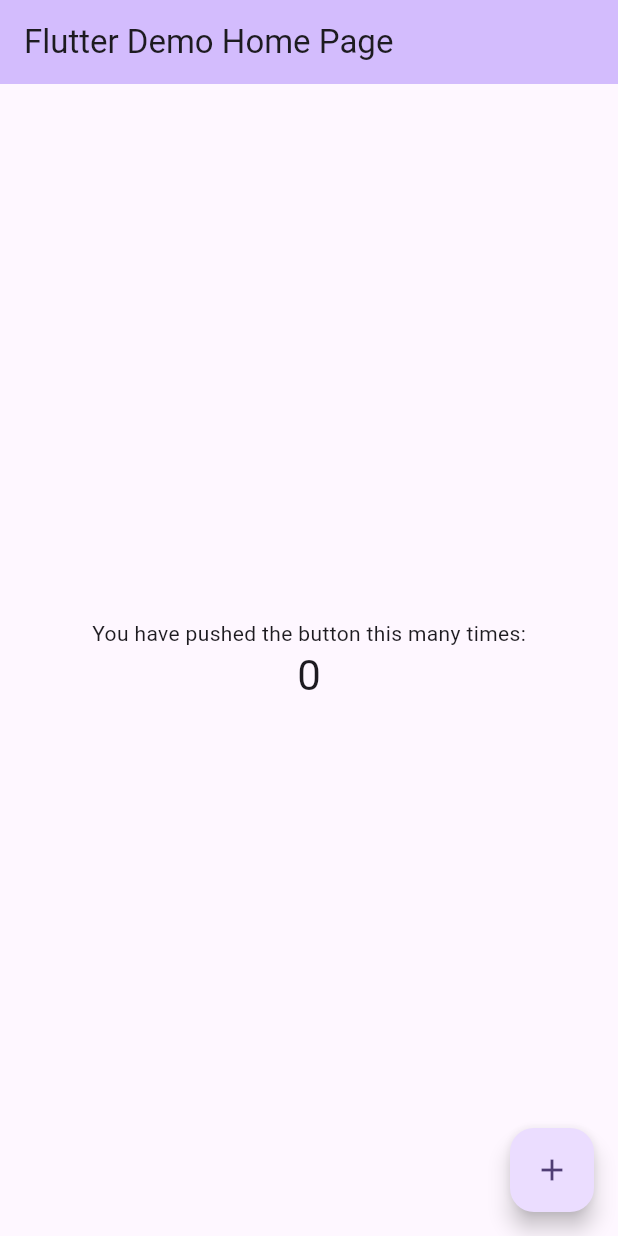
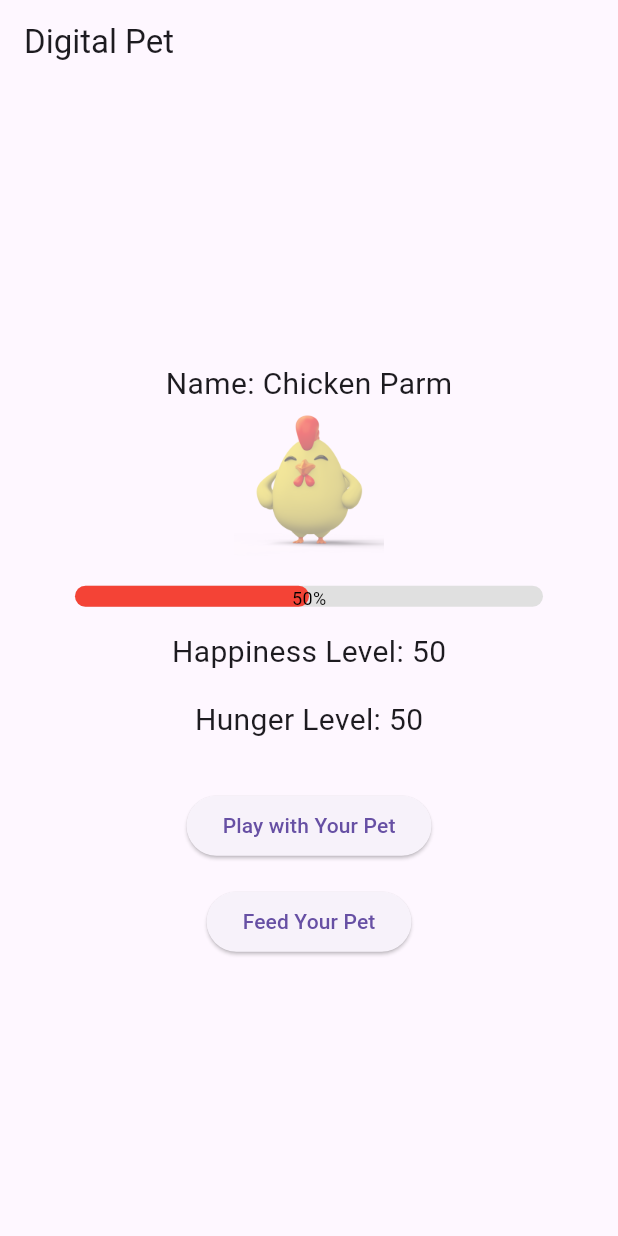
Before and after one commit to HassanCoulibaly/inclass5, a Flutter app: the screen it shows after launch, on a phone screen of 412 x 824 dp. Run offline on Flutter 3.47's test engine with Material 3 defaults, Android fonts, the light colour scheme and no system bars; drawn by our look-alikes of percent_indicator.

Commit message:
finish v1

```diff
--- a/digital_pet_app_stmng/lib/main.dart
+++ b/digital_pet_app_stmng/lib/main.dart
@@ -1,125 +1,127 @@
 import 'package:flutter/material.dart';
+import 'package:percent_indicator/percent_indicator.dart';
 
 void main() {
-  runApp(const MyApp());
+  runApp(MaterialApp(
+    home: DigitalPetApp(),
+  ));
 }
 
-class MyApp extends StatelessWidget {
-  const MyApp({super.key});
-
-  // This widget is the root of your application.
+class DigitalPetApp extends StatefulWidget {
   @override
-  Widget build(BuildContext context) {
-    return MaterialApp(
-      title: 'Flutter Demo',
-      theme: ThemeData(
-        // This is the theme of your application.
-        //
-        // TRY THIS: Try running your application with "flutter run". You'll see
-        // the application has a purple toolbar. Then, without quitting the app,
-        // try changing the seedColor in the colorScheme below to Colors.green
-        // and then invoke "hot reload" (save your changes or press the "hot
-        // reload" button in a Flutter-supported IDE, or press "r" if you used
-        // the command line to start the app).
-        //
-        // Notice that the counter didn't reset back to zero; the application
-        // state is not lost during the reload. To reset the state, use hot
-        // restart instead.
-        //
-        // This works for code too, not just values: Most code changes can be
-        // tested with just a hot reload.
-        colorScheme: ColorScheme.fromSeed(seedColor: Colors.deepPurple),
-        useMaterial3: true,
-      ),
-      home: const MyHomePage(title: 'Flutter Demo Home Page'),
-    );
-  }
+  _DigitalPetAppState createState() => _DigitalPetAppState();
 }
 
-class MyHomePage extends StatefulWidget {
-  const MyHomePage({super.key, required this.title});
+class _DigitalPetAppState extends State<DigitalPetApp> {
+  String petName = "Chicken Parm";
+  int happinessLevel = 50;
+  int hungerLevel = 50;
 
-  // This widget is the home page of your application. It is stateful, meaning
-  // that it has a State object (defined below) that contains fields that affect
-  // how it looks.
+  void updateEmotionStatus() {}
+  // Function to increase happiness and update hunger when playing with the pet
+  void _playWithPet() {
+    setState(() {
+      happinessLevel = (happinessLevel + 10).clamp(0, 100);
+      _updateHunger();
+    });
+  }
 
-  // This class is the configuration for the state. It holds the values (in this
-  // case the title) provided by the parent (in this case the App widget) and
-  // used by the build method of the State. Fields in a Widget subclass are
-  // always marked "final".
+  // Function to decrease hunger and update happiness when feeding the pet
+  void _feedPet() {
+    setState(() {
+      hungerLevel = (hungerLevel - 10).clamp(0, 100);
+      _updateHappiness();
+    });
+  }
 
-  final String title;
+  // Update happiness based on hunger level
+  void _updateHappiness() {
+    if (hungerLevel < 30) {
+      happinessLevel = (happinessLevel - 20).clamp(0, 100);
+    } else {
+      happinessLevel = (happinessLevel + 10).clamp(0, 100);
+    }
+  }
 
-  @override
-  State<MyHomePage> createState() => _MyHomePageState();
-}
-
-class _MyHomePageState extends State<MyHomePage> {
-  int _counter = 0;
-
-  void _incrementCounter() {
-    setState(() {
-      // This call to setState tells the Flutter framework that something has
-      // changed in this State, which causes it to rerun the build method below
-      // so that the display can reflect the updated values. If we changed
-      // _counter without calling setState(), then the build method would not be
-      // called again, and so nothing would appear to happen.
-      _counter++;
-    });
+  // Increase hunger level slightly when playing with the pet
+  void _updateHunger() {
+    hungerLevel = (hungerLevel + 5).clamp(0, 100);
+    if (hungerLevel > 100) {
+      hungerLevel = 100;
+      happinessLevel = (happinessLevel - 20).clamp(0, 100);
+    }
   }
 
   @override
   Widget build(BuildContext context) {
-    // This method is rerun every time setState is called, for instance as done
-    // by the _incrementCounter method above.
-    //
-    // The Flutter framework has been optimized to make rerunning build methods
-    // fast, so that you can just rebuild anything that needs updating rather
-    // than having to individually change instances of widgets.
     return Scaffold(
       appBar: AppBar(
-        // TRY THIS: Try changing the color here to a specific color (to
-        // Colors.amber, perhaps?) and trigger a hot reload to see the AppBar
-        // change color while the other colors stay the same.
-        backgroundColor: Theme.of(context).colorScheme.inversePrimary,
-        // Here we take the value from the MyHomePage object that was created by
-        // the App.build method, and use it to set our appbar title.
-        title: Text(widget.title),
+        title: Text('Digital Pet'),
       ),
       body: Center(
-        // Center is a layout widget. It takes a single child and positions it
-        // in the middle of the parent.
         child: Column(
-          // Column is also a layout widget. It takes a list of children and
-          // arranges them vertically. By default, it sizes itself to fit its
-          // children horizontally, and tries to be as tall as its parent.
-          //
-          // Column has various properties to control how it sizes itself and
-          // how it positions its children. Here we use mainAxisAlignment to
-          // center the children vertically; the main axis here is the vertical
-          // axis because Columns are vertical (the cross axis would be
-          // horizontal).
-          //
-          // TRY THIS: Invoke "debug painting" (choose the "Toggle Debug Paint"
-          // action in the IDE, or press "p" in the console), to see the
-          // wireframe for each widget.
           mainAxisAlignment: MainAxisAlignment.center,
           children: <Widget>[
-            const Text(
-              'You have pushed the button this many times:',
+            Text(
+              'Name: $petName',
+              style: TextStyle(fontSize: 20.0),
             ),
+            Container(
+              width: 100,
+              height: 100,
+              decoration: BoxDecoration(
+                image: DecorationImage(
+                  image: AssetImage("assets/chickpet.png"),
+                  colorFilter: ColorFilter.mode(
+                    happinessLevel > 70
+                        ? Colors.green.withAlpha(128)
+                        : happinessLevel >= 30 && happinessLevel <= 70
+                            ? Colors.yellow.withAlpha(128)
+                            : Colors.red.withAlpha(128),
+                    BlendMode.modulate,
+                  ),
+                ),
+              ),
+            ),
+            SizedBox(height: 20),
+            Padding(
+              padding: EdgeInsets.symmetric(horizontal: 40),
+              child: LinearPercentIndicator(
+                width: MediaQuery.of(context).size.width - 80,
+                lineHeight: 14.0,
+                percent: happinessLevel / 100,
+                backgroundColor: Colors.grey[300],
+                progressColor: Colors.red,
+                barRadius: const Radius.circular(7),
+                center: Text(
+                  "$happinessLevel%",
+                  style: TextStyle(fontSize: 12, color: Colors.black),
+                ),
+              ),
+            ),
+            SizedBox(height: 16.0),
             Text(
-              '$_counter',
-              style: Theme.of(context).textTheme.headlineMedium,
+              'Happiness Level: $happinessLevel',
+              style: TextStyle(fontSize: 20.0),
+            ),
+            SizedBox(height: 16.0),
+            Text(
+              'Hunger Level: $hungerLevel',
+              style: TextStyle(fontSize: 20.0),
+            ),
+            SizedBox(height: 32.0),
+            ElevatedButton(
+              onPressed: _playWithPet,
+              child: Text('Play with Your Pet'),
+            ),
+            SizedBox(height: 16.0),
+            ElevatedButton(
+              onPressed: _feedPet,
+              child: Text('Feed Your Pet'),
             ),
           ],
         ),
       ),
-      floatingActionButton: FloatingActionButton(
-        onPressed: _incrementCounter,
-        tooltip: 'Increment',
-        child: const Icon(Icons.add),
-      ), // This trailing comma makes auto-formatting nicer for build methods.
     );
   }
 }
--- a/digital_pet_app_stmng/pubspec.yaml
+++ b/digital_pet_app_stmng/pubspec.yaml
@@ -30,6 +30,8 @@ environment:
 dependencies:
   flutter:
     sdk: flutter
+  flutter_gif: ^0.0.4
+  percent_indicator: ^4.2.3
 
   # The following adds the Cupertino Icons font to your application.
   # Use with the CupertinoIcons class for iOS style icons.
@@ -61,6 +63,10 @@ flutter:
   # assets:
   #   - images/a_dot_burr.jpeg
   #   - images/a_dot_ham.jpeg
+  assets:
+      - assets/chickenpet.gif
+      - assets/chickpet.png
+
 
   # An image asset can refer to one or more resolution-specific "variants", see
   # https://flutter.dev/to/resolution-aware-images
```
Also changed, not shown: digital_pet_app_stmng/assets/chickenpet.gif (added), digital_pet_app_stmng/assets/chickpet.png (added), digital_pet_app_stmng/pubspec.lock, 125 other files.
